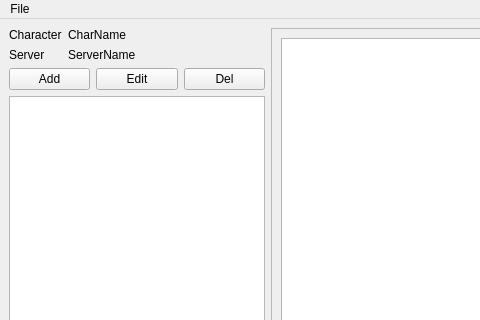
dstufft/buffbot, file gui/MainWindow.ui: the form before one commit; both pictures show x 0 to 480 and y 0 to 320 of the 1084 by 650 pixel window.
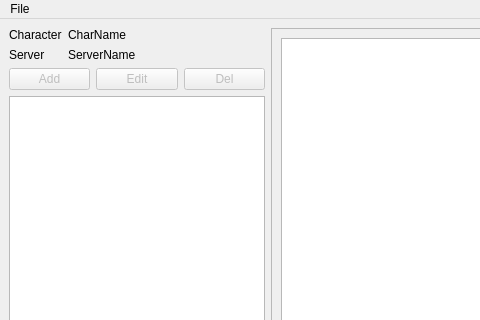
The form after the commit.

Commit message: Wire up the UI so that it can manage spells

```diff
--- a/gui/MainWindow.ui
+++ b/gui/MainWindow.ui
@@ -74,21 +74,30 @@
       <item row="1" column="0">
        <layout class="QGridLayout" name="gridLayout_2">
         <item row="0" column="0">
-         <widget class="QPushButton" name="pushButton_3">
+         <widget class="QPushButton" name="addSpellButton">
+          <property name="enabled">
+           <bool>false</bool>
+          </property>
           <property name="text">
            <string>Add</string>
           </property>
          </widget>
         </item>
         <item row="0" column="2">
-         <widget class="QPushButton" name="pushButton_5">
+         <widget class="QPushButton" name="deleteSpellButton">
+          <property name="enabled">
+           <bool>false</bool>
+          </property>
           <property name="text">
            <string>Del</string>
           </property>
          </widget>
         </item>
         <item row="0" column="1">
-         <widget class="QPushButton" name="pushButton_4">
+         <widget class="QPushButton" name="editSpellButton">
+          <property name="enabled">
+           <bool>false</bool>
+          </property>
           <property name="text">
            <string>Edit</string>
           </property>
```
Left out of the diff: 2 changed lines with no effect on the pictures. The commit also changes 4 other files.
